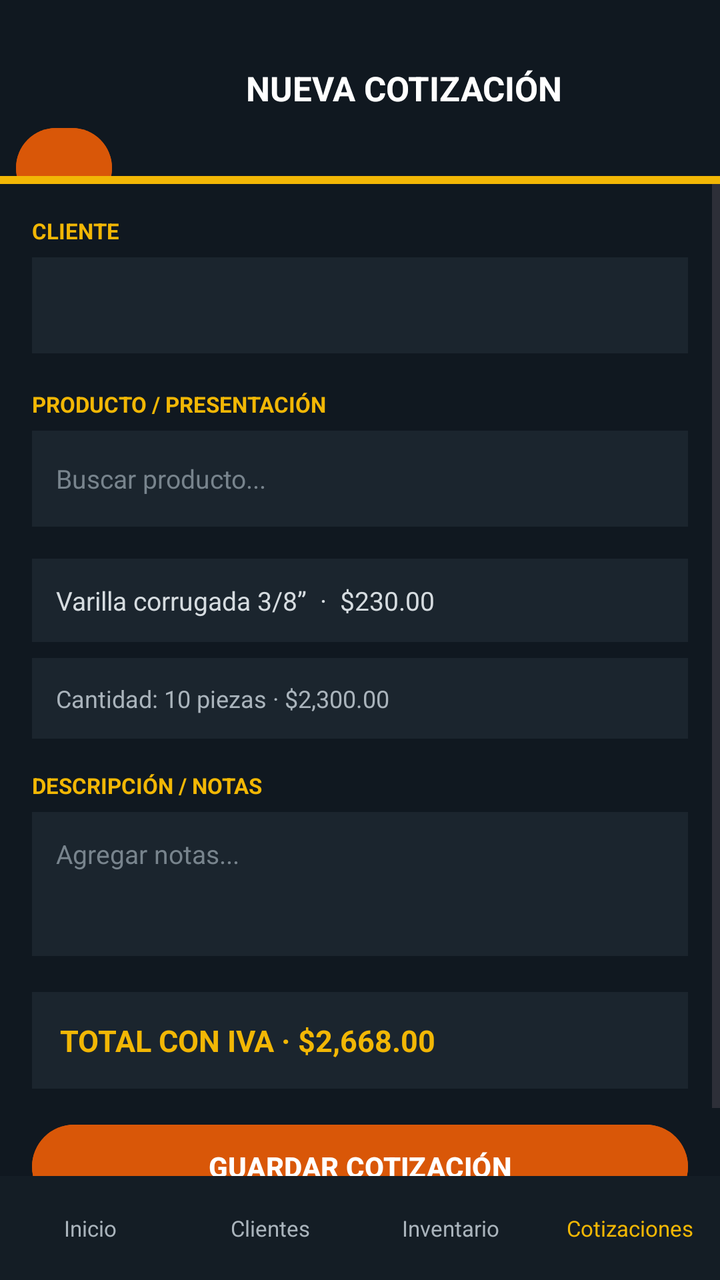
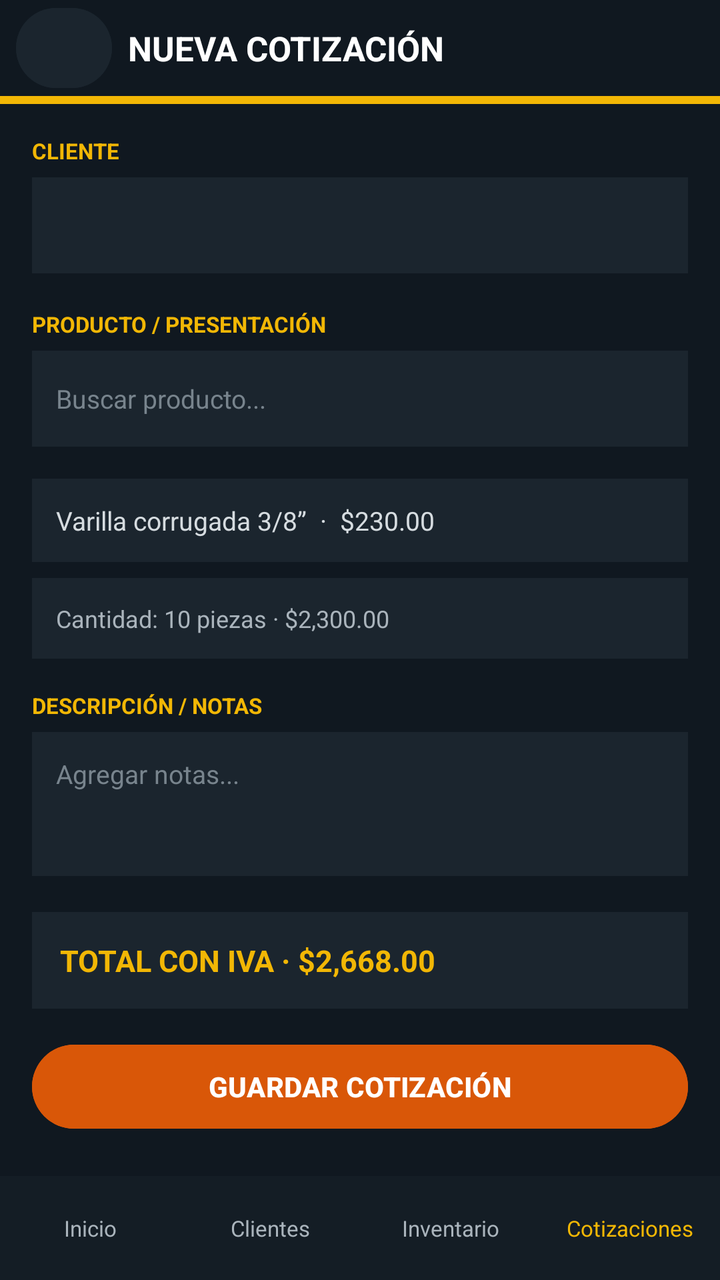

Screens rendered from an Android XML layout before and after an edit, with the pre-edit source and the edit as a unified diff.
<!-- AndroidManifest.xml: application theme Theme.Aceroswecorp -->
<!-- res/layout/activity_nueva_cotizacion.xml -->
<?xml version="1.0" encoding="utf-8"?>
<LinearLayout xmlns:android="http://schemas.android.com/apk/res/android"
    android:id="@+id/screen_root"
    android:layout_width="match_parent"
    android:layout_height="match_parent"
    android:background="#101820"
    android:orientation="vertical">

    <LinearLayout
        android:layout_width="match_parent"
        android:layout_height="wrap_content"
        android:background="#101820"
        android:gravity="center_vertical"
        android:orientation="horizontal"
        android:paddingStart="8dp"
        android:paddingEnd="12dp">

        <Button
            android:id="@+id/screen_back"
            android:layout_width="48dp"
            android:layout_height="48dp"
            android:backgroundTint="#D95708"
            android:contentDescription="@string/back"
            android:layout_marginTop="40dp"
            android:text="@string/back_arrow"
            android:textColor="#FFFFFF"
            android:textSize="24sp" />

        <TextView
            android:layout_width="0dp"
            android:layout_height="wrap_content"
            android:layout_weight="1"
            android:gravity="center"
            android:text="NUEVA COTIZACIÓN"
            android:textColor="#FFFFFF"
            android:textSize="17sp"
            android:textStyle="bold" />
    </LinearLayout>

    <TextView android:layout_width="match_parent" android:layout_height="4dp" android:background="#F2B705" />

    <ScrollView
        android:layout_width="match_parent"
        android:layout_height="0dp"
        android:layout_weight="1">

        <LinearLayout
            android:layout_width="match_parent"
            android:layout_height="wrap_content"
            android:orientation="vertical"
            android:padding="16dp">

            <TextView android:layout_width="match_parent" android:layout_height="wrap_content" android:text="CLIENTE" android:textColor="#F2B705" android:textSize="11sp" android:textStyle="bold" />
            <Spinner android:layout_width="match_parent" android:layout_height="48dp" android:layout_marginTop="6dp" android:background="#1B252E" android:prompt="@string/select_client" />

            <TextView android:layout_width="match_parent" android:layout_height="wrap_content" android:layout_marginTop="18dp" android:text="PRODUCTO / PRESENTACIÓN" android:textColor="#F2B705" android:textSize="11sp" android:textStyle="bold" />
            <EditText android:layout_width="match_parent" android:layout_height="48dp" android:layout_marginTop="6dp" android:background="#1B252E" android:hint="Buscar producto..." android:padding="12dp" android:textColor="#FFFFFF" android:textColorHint="#78848D" android:textSize="13sp" />

            <TextView android:layout_width="match_parent" android:layout_height="wrap_content" android:layout_marginTop="16dp" android:background="#1B252E" android:padding="12dp" android:text="Varilla corrugada 3/8”  ·  $230.00" android:textColor="#D6DCE0" android:textSize="13sp" />
            <TextView android:layout_width="match_parent" android:layout_height="wrap_content" android:layout_marginTop="8dp" android:background="#1B252E" android:padding="12dp" android:text="Cantidad: 10 piezas · $2,300.00" android:textColor="#AAB4BC" android:textSize="12sp" />

            <TextView android:layout_width="match_parent" android:layout_height="wrap_content" android:layout_marginTop="16dp" android:text="DESCRIPCIÓN / NOTAS" android:textColor="#F2B705" android:textSize="11sp" android:textStyle="bold" />
            <EditText android:layout_width="match_parent" android:layout_height="72dp" android:layout_marginTop="6dp" android:background="#1B252E" android:gravity="top" android:hint="Agregar notas..." android:padding="12dp" android:textColor="#FFFFFF" android:textColorHint="#78848D" android:textSize="13sp" />

            <TextView
                android:layout_width="match_parent"
                android:layout_height="wrap_content"
                android:layout_marginTop="18dp"
                android:background="#1B252E"
                android:padding="14dp"
                android:text="TOTAL CON IVA · $2,668.00"
                android:textColor="#F2B705"
                android:textSize="15sp"
                android:textStyle="bold" />

            <Button
                android:id="@+id/button_save_quote"
                android:layout_width="match_parent"
                android:layout_height="50dp"
                android:layout_marginTop="14dp"
                android:backgroundTint="#D95708"
                android:text="GUARDAR COTIZACIÓN"
                android:textColor="#FFFFFF"
                android:textStyle="bold" />
        </LinearLayout>
    </ScrollView>

    <LinearLayout android:layout_width="match_parent" android:layout_height="52dp" android:background="#141D25" android:gravity="center" android:orientation="horizontal">
        <TextView android:id="@+id/nav_inicio" android:layout_width="0dp" android:layout_height="match_parent" android:layout_weight="1" android:gravity="center" android:text="Inicio" android:textColor="#AAB4BC" android:textSize="11sp" />
        <TextView android:id="@+id/nav_clientes" android:layout_width="0dp" android:layout_height="match_parent" android:layout_weight="1" android:gravity="center" android:text="Clientes" android:textColor="#AAB4BC" android:textSize="11sp" />
        <TextView android:id="@+id/nav_inventario" android:layout_width="0dp" android:layout_height="match_parent" android:layout_weight="1" android:gravity="center" android:text="Inventario" android:textColor="#AAB4BC" android:textSize="11sp" />
        <TextView android:id="@+id/nav_cotizaciones" android:layout_width="0dp" android:layout_height="match_parent" android:layout_weight="1" android:gravity="center" android:text="Cotizaciones" android:textColor="#F2B705" android:textSize="11sp" />
    </LinearLayout>
</LinearLayout>
<!-- resources referenced by this layout -->
<resources>
  <string name="back">Volver</string>
  <string name="back_arrow">‹</string>
  <string name="select_client">Seleccionar cliente</string>
  <style name="Theme.Aceroswecorp" parent="Base.Theme.Aceroswecorp" />
  <style name="Base.Theme.Aceroswecorp" parent="Theme.Material3.DayNight.NoActionBar">
          
          
      </style>
</resources>

<!-- the commit's change to res/layout/activity_nueva_cotizacion.xml (unified diff, before → after) -->
@@ -19,9 +19,8 @@
             android:id="@+id/screen_back"
             android:layout_width="48dp"
             android:layout_height="48dp"
-            android:backgroundTint="#D95708"
+            android:backgroundTint="#1B252E"
             android:contentDescription="@string/back"
-            android:layout_marginTop="40dp"
             android:text="@string/back_arrow"
             android:textColor="#FFFFFF"
             android:textSize="24sp" />
@@ -30,7 +29,8 @@
             android:layout_width="0dp"
             android:layout_height="wrap_content"
             android:layout_weight="1"
-            android:gravity="center"
+            android:layout_marginStart="8dp"
+            android:gravity="start|center_vertical"
             android:text="NUEVA COTIZACIÓN"
             android:textColor="#FFFFFF"
             android:textSize="17sp"
